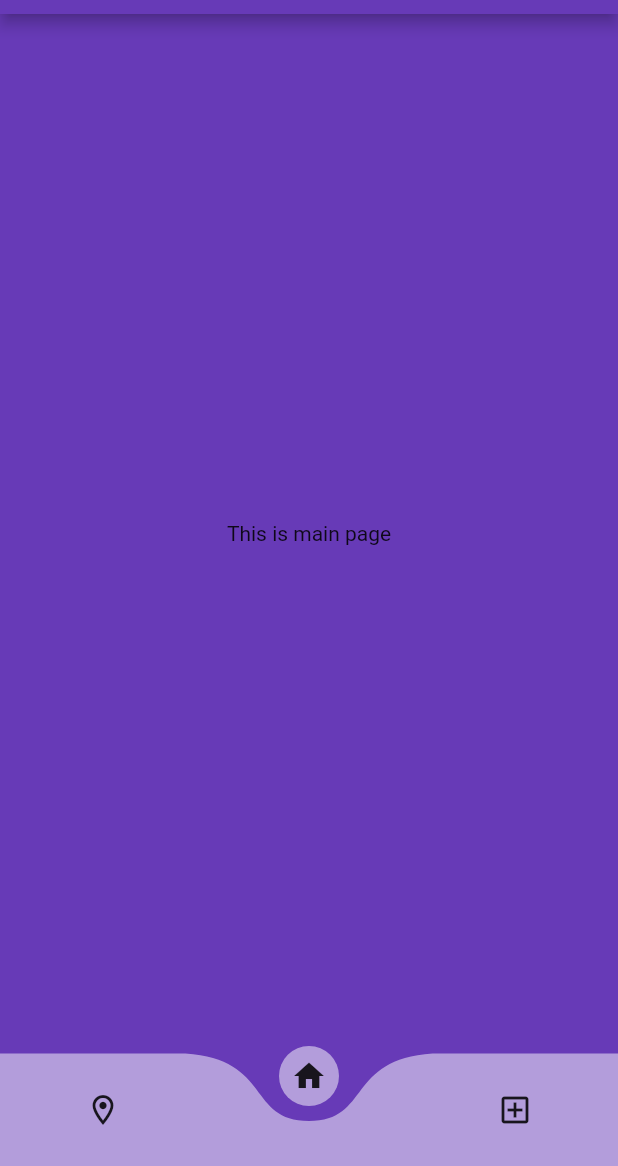
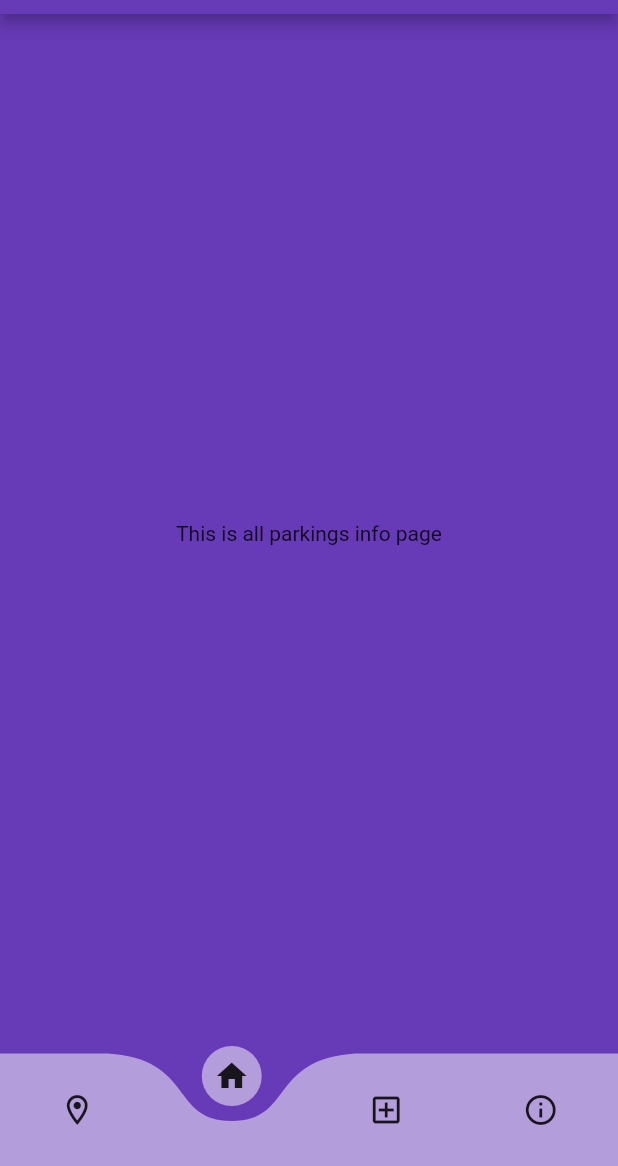
Before and after one commit to eman-hesham97/SmartParking-flutter, a Flutter app: the screen it shows after launch, item 2 of the bottom bar chosen, on a phone screen of 412 x 824 dp, the part 70-1236 px from its top. Run offline on Flutter 3.47's test engine with Material 2 defaults, Android fonts, the phone set to English and light mode, and no system bars; drawn by our look-alikes of curved_navigation_bar.

Commit message:
navigation between pages

```diff
--- a/lib/HomePage.dart
+++ b/lib/HomePage.dart
@@ -13,7 +13,7 @@ class _HomePageState extends State<HomePage> {
   Widget build(BuildContext context) {
     return new Scaffold(
       body: new Center(
-        child: new Text("This is main page"),
+        child: new Text("This is all parkings info page"),
       ),
     );
   }
--- a/lib/InfoPage.dart
+++ b/lib/InfoPage.dart
@@ -13,7 +13,7 @@ class _InfoPageState extends State<InfoPage> {
   Widget build(BuildContext context) {
     return new Scaffold(
       body: new Center(
-        child: new Text("This is info page"),
+        child: new Text("This is slot booking page"),
       ),
     );
   }
--- a/lib/main.dart
+++ b/lib/main.dart
@@ -1,5 +1,6 @@
 import 'package:curved_navigation_bar/curved_navigation_bar.dart';
 import 'package:flutter/material.dart';
+import 'package:myapp/AboutUs.dart';
 import 'package:myapp/InfoPage.dart';
 import 'package:myapp/LocationsPage.dart';
 import 'package:myapp/HomePage.dart';
@@ -52,34 +53,16 @@ class MyHomePage extends StatefulWidget {
 }
 
 class _MyHomePageState extends State<MyHomePage> {
-  // int _counter = 0;
+
   int _currentIndex=0;
-  final List<Widget> _children = [LocationsPage(),HomePage(),InfoPage(),];
+  final List<Widget> _children = [LocationsPage(),HomePage(),InfoPage(),AboutUs(),];
   void onTappedBar(int index){
-    print('inside');
+    // print('inside');
     setState(() {
       _currentIndex = index;
     });
   }
-  void _incrementCounter() {
-    setState(() {
-      // This call to setState tells the Flutter framework that something has
-      // changed in this State, which causes it to rerun the build method below
-      // so that the display can reflect the updated values. If we changed
-      // _counter without calling setState(), then the build method would not be
-      // called again, and so nothing would appear to happen.
-      // _counter++;
-      // children: <Widget>[
-      //     const Text(
-      //       'About Us',
-      //     ),
-      //     // Text(
-      //     //   '$_counter',
-      //     //   style: Theme.of(context).textTheme.headline4,
-      //     // ),
-      //   ];
-    });
-  }
+
 
   @override
   Widget build(BuildContext context) {
@@ -103,11 +86,6 @@ class _MyHomePageState extends State<MyHomePage> {
         animationDuration: Duration(milliseconds: 300),
         onTap: onTappedBar,
         index: _currentIndex,
-        // currentIndex: _currentIndex,
-        // (index){
-        //   print(index);
-        //   onTappedBar(index);
-        // },
         // ignore: prefer_const_literals_to_create_immutables
         items: [
         // ignore: prefer_const_constructors
@@ -116,6 +94,8 @@ class _MyHomePageState extends State<MyHomePage> {
         Icon(Icons.home),
         // ignore: prefer_const_constructors
         Icon(Icons.add_box_outlined),
+        // ignore: prefer_const_constructors
+        Icon(Icons.info_outline),
       ]), // This trailing comma makes auto-formatting nicer for build methods.
     );
   }
```
Also changed, not shown: lib/AboutUs.dart (added, +20 -0 lines).
